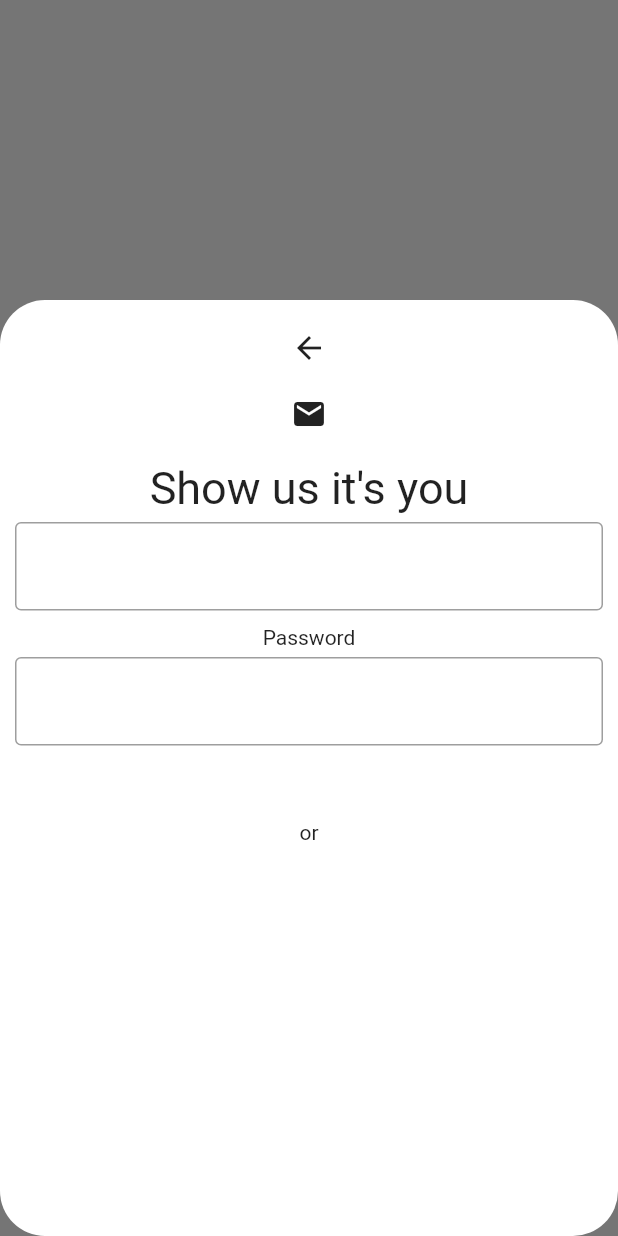
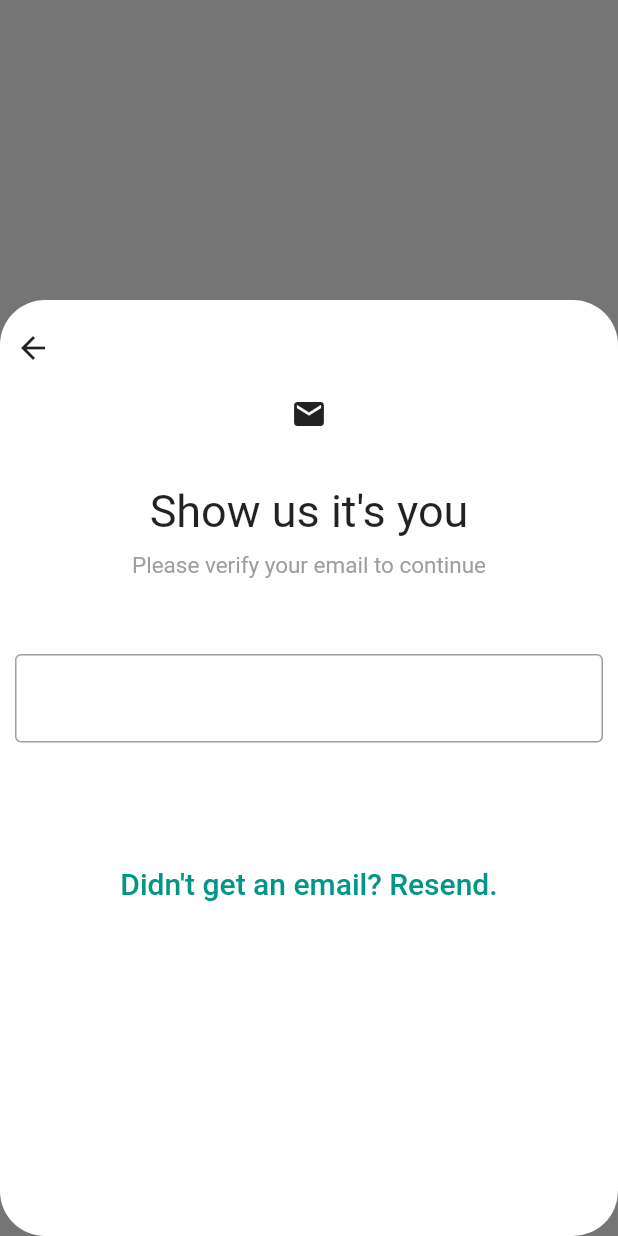
Before and after one commit to Dapo-dan/insight_timer_ui, a Flutter app: the VerificationPage screen opened directly, on a phone screen of 412 x 824 dp. Run offline on Flutter 3.47's test engine with Material 2 defaults, Android fonts, the phone set to English and light mode, and no system bars.

Commit message:
verification page

```diff
--- a/lib/CreateAccount/verificationPage.dart
+++ b/lib/CreateAccount/verificationPage.dart
@@ -16,81 +16,52 @@ class VerificationPage extends StatelessWidget {
               color: Colors.white,
               borderRadius: BorderRadius.circular(30),
             ),
-        child: Column(
-          children: [
-            Column(
-              children: [
+            child:
+                Column(crossAxisAlignment: CrossAxisAlignment.start, children: [
               const Icon(Icons.arrow_back),
               const SizedBox(
                 height: 20,
               ),
-                const Icon(Icons.mail),
-                const SizedBox(
-                  height: 20,
+              Column(
+                children: const [
+                  Icon(Icons.mail),
+                  SizedBox(
+                    height: 35,
                   ),
-                const Text(
+                  Text(
                     "Show us it's you",
                     textAlign: TextAlign.left,
                     style: TextStyle(fontSize: 30),
                   ),
-                const SizedBox(
-                  height: 5,
+                  SizedBox(
+                    height: 10,
                   ),
-                const TextField(
+                  Text(
+                    "Please verify your email to continue",
+                    textAlign: TextAlign.left,
+                    style: TextStyle(fontSize: 15, color: Colors.grey),
+                  ),
+                  SizedBox(height: 50),
+                  TextField(
+                    autofillHints: <String>[],
                     obscureText: true,
                     decoration: InputDecoration(
                       fillColor: Colors.grey,
                       border: OutlineInputBorder(),
                     ),
                   ),
-                const SizedBox(
-                  height: 10,
+                  SizedBox(
+                    height: 70,
                   ),
-                const Text('Password'),
-                const SizedBox(
-                  height: 5,
+                  TextButton(
+                    onPressed: null,
+                    child: Text(
+                      "Didn't get an email? Resend.",
+                      style: TextStyle(color: Colors.teal, fontSize: 20),
                     ),
-                const TextField(
-                  obscureText: true,
-                  decoration: InputDecoration(
-                    fillColor: Colors.grey,
-                    border: OutlineInputBorder(),
-                  ),
-                ),
-                const SizedBox(
-                  height: 30,
-                ),
-                const SizedBox(
-                  height: 20,
-                ),
-                Row(
-                  crossAxisAlignment: CrossAxisAlignment.center,
-                  mainAxisAlignment: MainAxisAlignment.center,
-                  children: const [
-                    Divider(
-                      thickness: 1,
-                      color: Colors.grey,
-                    ),
-                    SizedBox(
-                      width: 5,
-                    ),
-                    Text('or'),
-                    SizedBox(width: 5),
-                    Divider(
-                      thickness: 5,
-                      height: 10,
-                      color: Colors.grey,
-                    ),
+                  )
                 ],
               ),
-                const SizedBox(
-                  height: 30,
-                ),
-              ],
-            ),
-          ],
-        ),
-      ),
-    );
+            ])));
   }
 }
```
Lines whose indentation alone changed are shown as unchanged.
